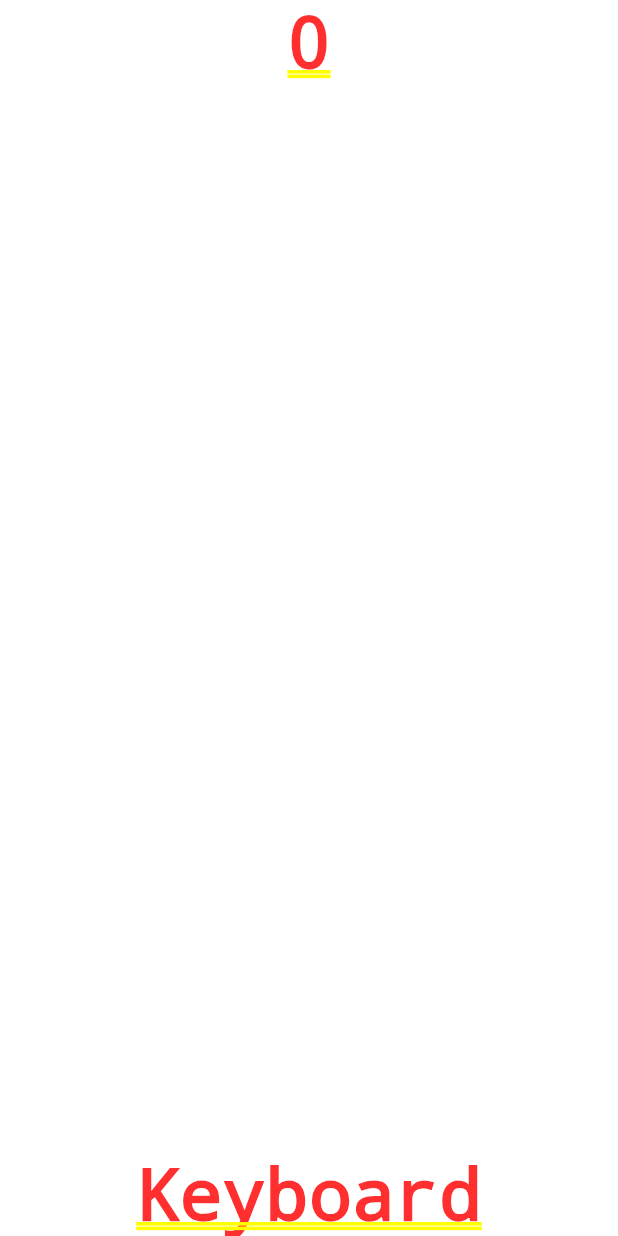
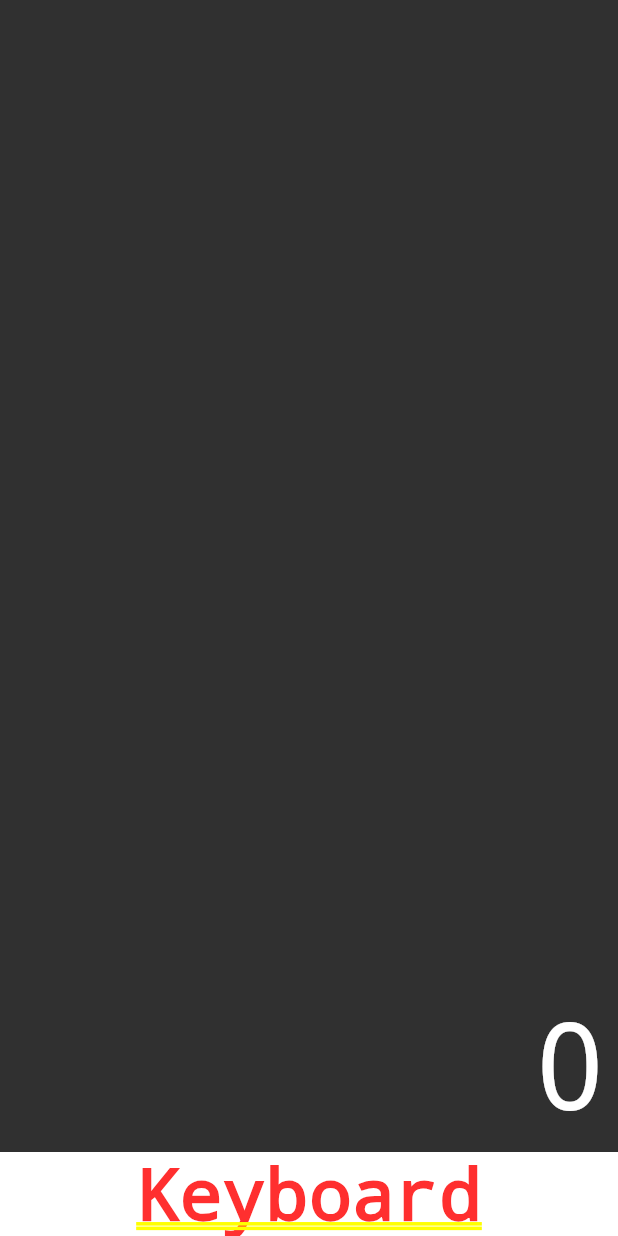
Before and after one commit to luanws/calculadora-flutter, a Flutter app: the screen it shows after launch, on a phone screen of 412 x 824 dp. Run offline on Flutter 3.47's test engine with Material 2 defaults, Android fonts, the light colour scheme and no system bars; drawn by our look-alikes of auto_size_text.

Commit message:
Update display.dart

```diff
--- a/lib/components/display.dart
+++ b/lib/components/display.dart
@@ -1,4 +1,6 @@
+import 'package:auto_size_text/auto_size_text.dart';
 import 'package:flutter/cupertino.dart';
+import 'package:flutter/material.dart';
 
 class Display extends StatelessWidget {
   final String text;
@@ -10,7 +12,28 @@ class Display extends StatelessWidget {
     return Expanded(
       flex: 1,
       child: Container(
-        child: Text(text),
+        color: Color.fromRGBO(48, 48, 48, 1),
+        child: Column(
+          crossAxisAlignment: CrossAxisAlignment.stretch,
+          mainAxisAlignment: MainAxisAlignment.end,
+          children: <Widget>[
+            Padding(
+              padding: const EdgeInsets.all(8),
+              child: AutoSizeText(
+                text,
+                minFontSize: 20,
+                maxFontSize: 80,
+                maxLines: 1,
+                textAlign: TextAlign.end,
+                style: TextStyle(
+                    fontWeight: FontWeight.w100,
+                    decoration: TextDecoration.none,
+                    fontSize: 80,
+                    color: Colors.white),
+              ),
+            )
+          ],
+        ),
       ),
     );
   }
```
